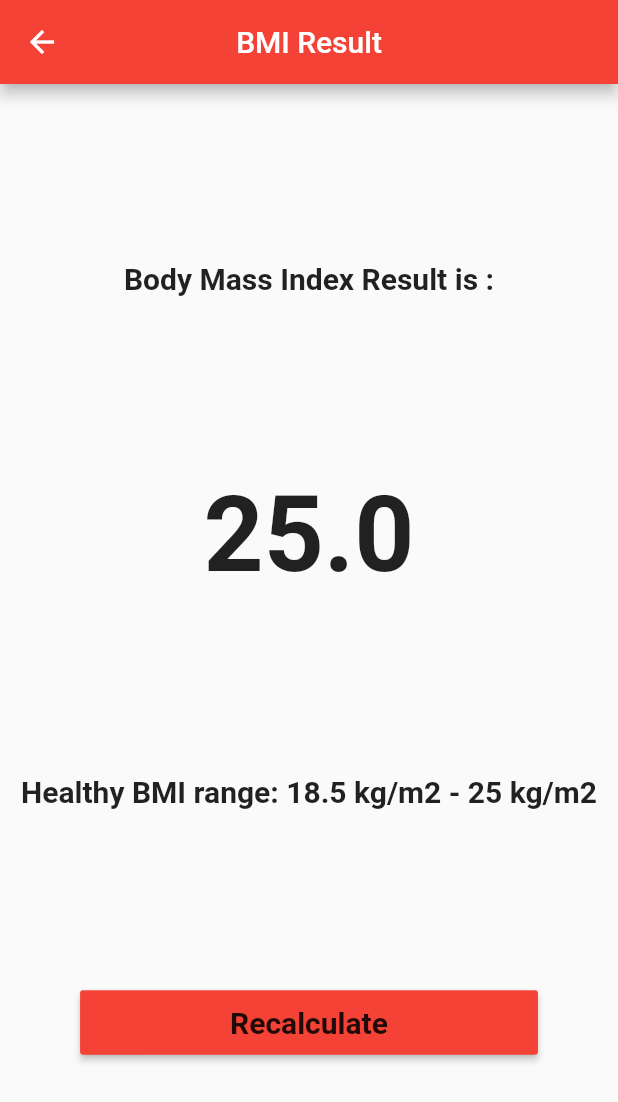
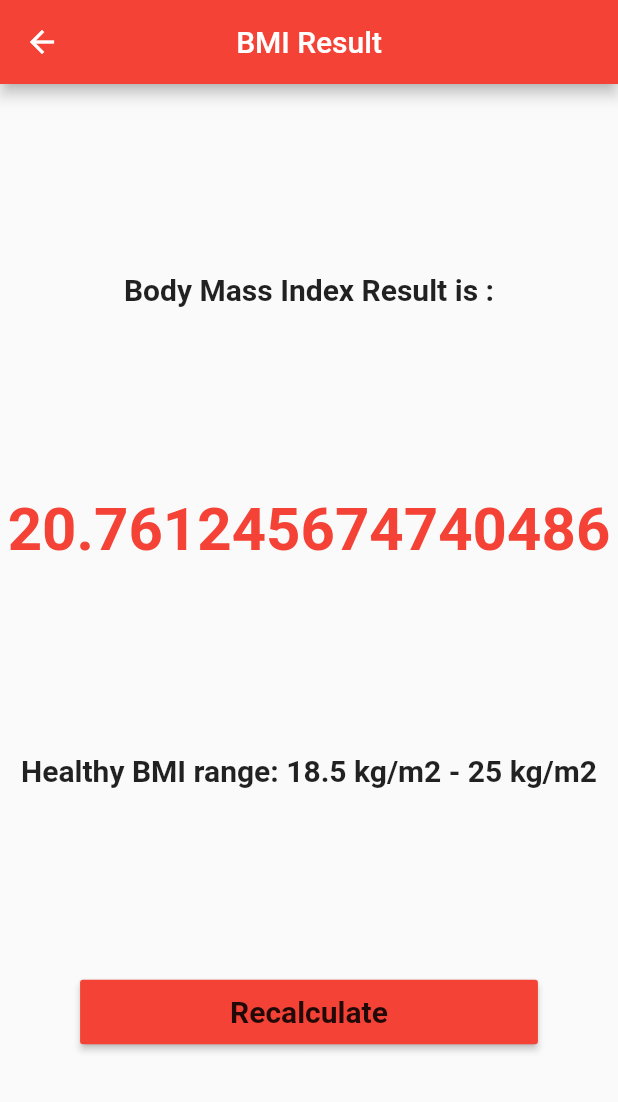
Before and after one commit to RavipatiSrikanth/BMI, a Flutter app: the screen it shows after launch, after a tap on "Calculate BMI", on a phone screen of 412 x 824 dp. Shown: the top 1102 px of the screen. Run offline on Flutter 3.47's test engine with Material 2 defaults, Android fonts, the phone set to English and light mode, and no system bars; our stand-ins replace font_awesome_flutter.

Commit message:
update commit

```diff
--- a/lib/screens/first_page.dart
+++ b/lib/screens/first_page.dart
@@ -1,6 +1,9 @@
 import 'package:flutter/material.dart';
 import 'package:font_awesome_flutter/font_awesome_flutter.dart';
 import 'second_page.dart';
+
+enum Gender { Male, Female }
+Gender gender;
 
 class FirstPage extends StatefulWidget {
   @override
@@ -8,6 +11,7 @@ class FirstPage extends StatefulWidget {
 }
 
 class _FirstPageState extends State<FirstPage> {
+  double result;
   int height = 170;
   int age = 25;
   int weight = 60;
@@ -26,7 +30,13 @@ class _FirstPageState extends State<FirstPage> {
           Row(
             mainAxisAlignment: MainAxisAlignment.spaceAround,
             children: [
-              Container(
+              GestureDetector(
+                onTap: () {
+                  setState(() {
+                    gender = Gender.Male;
+                  });
+                },
+                child: Container(
                   height: 150,
                   width: 150,
                   margin: EdgeInsets.only(top: 20),
@@ -39,16 +49,23 @@ class _FirstPageState extends State<FirstPage> {
                       ),
                       Text(
                         'Male',
-                      style:
-                          TextStyle(fontSize: 20, fontWeight: FontWeight.bold),
+                        style: TextStyle(
+                            fontSize: 20, fontWeight: FontWeight.bold),
                       ),
                     ],
                   ),
                   decoration: BoxDecoration(
-                    color: Colors.blue,
+                      color: gender == Gender.Male ? Colors.blue : Colors.grey,
                       borderRadius: BorderRadius.all(Radius.circular(10.0))),
                 ),
-              Container(
+              ),
+              GestureDetector(
+                onTap: () {
+                  setState(() {
+                    gender = Gender.Female;
+                  });
+                },
+                child: Container(
                   height: 150,
                   width: 150,
                   margin: EdgeInsets.only(top: 20),
@@ -61,14 +78,17 @@ class _FirstPageState extends State<FirstPage> {
                       ),
                       Text(
                         'Female',
-                      style:
-                          TextStyle(fontSize: 20, fontWeight: FontWeight.bold),
+                        style: TextStyle(
+                            fontSize: 20, fontWeight: FontWeight.bold),
                       ),
                     ],
                   ),
                   decoration: BoxDecoration(
-                    color: Colors.pink[300],
+                      color: gender == Gender.Female
+                          ? Colors.pink[300]
+                          : Colors.grey,
                       borderRadius: BorderRadius.all(Radius.circular(10.0))),
+                ),
               )
             ],
           ),
@@ -175,7 +195,7 @@ class _FirstPageState extends State<FirstPage> {
                   ],
                 ),
                 decoration: BoxDecoration(
-                    color: Colors.red,
+                    color: Colors.red[100],
                     borderRadius: BorderRadius.all(Radius.circular(10.0))),
               ),
               Container(
@@ -235,15 +255,22 @@ class _FirstPageState extends State<FirstPage> {
                   ],
                 ),
                 decoration: BoxDecoration(
-                    color: Colors.red,
+                    color: Colors.red[100],
                     borderRadius: BorderRadius.all(Radius.circular(10.0))),
               )
             ],
           ),
           RaisedButton(
             onPressed: () {
-              Navigator.push(context,
-                  MaterialPageRoute(builder: (context) => SecondPage()));
+              result = (weight / (height * height)) * 10000;
+              print('result');
+              print(result);
+              Navigator.push(
+                  context,
+                  MaterialPageRoute(
+                      builder: (context) => SecondPage(
+                            bmiResult: result,
+                          )));
             },
             padding: EdgeInsets.symmetric(horizontal: 100.0, vertical: 10),
             color: Colors.red,
--- a/lib/screens/second_page.dart
+++ b/lib/screens/second_page.dart
@@ -1,6 +1,9 @@
 import 'package:flutter/material.dart';
 
 class SecondPage extends StatelessWidget {
+  final double bmiResult;
+
+  const SecondPage({Key key, this.bmiResult}) : super(key: key);
   @override
   Widget build(BuildContext context) {
     return Scaffold(
@@ -20,8 +23,9 @@ class SecondPage extends StatelessWidget {
               ),
             ),
             Text(
-              '25.0',
-              style: TextStyle(fontSize: 70, fontWeight: FontWeight.bold),
+              bmiResult.toString(),
+              style: TextStyle(
+                  fontSize: 40, fontWeight: FontWeight.bold, color: Colors.red),
             ),
             Text(
               'Healthy BMI range: 18.5 kg/m2 - 25 kg/m2',
```
Also changed, not shown: pubspec.lock. Lines whose indentation alone changed are shown as unchanged.
